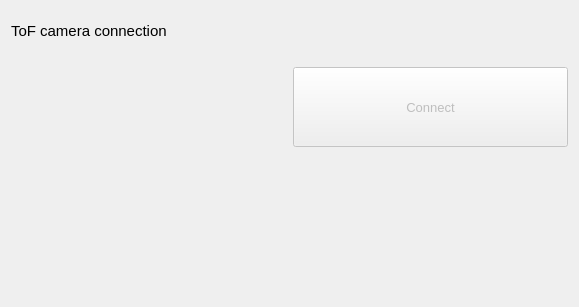
Above: Modules/ToFUI/Qmitk/QmitkToFConnectionWidgetControls.ui from MITK/MITK before the change. Below: the same form after it.
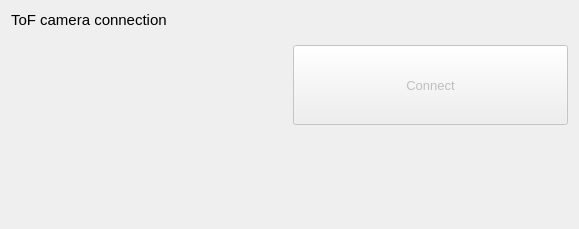
That is the form after the change. Icons and pictures are not drawn. Custom widgets are drawn as their Qt base class.

```diff
--- a/Modules/ToFUI/Qmitk/QmitkToFConnectionWidgetControls.ui
+++ b/Modules/ToFUI/Qmitk/QmitkToFConnectionWidgetControls.ui
@@ -7,7 +7,7 @@
     <x>0</x>
     <y>0</y>
     <width>579</width>
-    <height>307</height>
+    <height>229</height>
    </rect>
   </property>
   <property name="minimumSize">
@@ -111,11 +111,18 @@
      </property>
     </widget>
    </item>
-   <item row="2" column="0">
-    <widget class="QmitkToFPMDParameterWidget" name="m_PMDParameterWidget" native="true"/>
-   </item>
-   <item row="4" column="0">
-    <widget class="QmitkKinectParameterWidget" name="m_KinectParameterWidget" native="true"/>
+   <item row="6" column="0">
+    <spacer name="verticalSpacer">
+     <property name="orientation">
+      <enum>Qt::Vertical</enum>
+     </property>
+     <property name="sizeHint" stdset="0">
+      <size>
+       <width>20</width>
+       <height>40</height>
+      </size>
+     </property>
+    </spacer>
    </item>
   </layout>
  </widget>
@@ -145,6 +152,12 @@
    <header>QmitkServiceListWidget.h</header>
    <container>1</container>
   </customwidget>
+  <customwidget>
+   <class>QmitkStructureSensorParameterWidget</class>
+   <extends>QWidget</extends>
+   <header>QmitkStructureSensorParameterWidget.h</header>
+   <container>1</container>
+  </customwidget>
  </customwidgets>
  <resources>
   <include location="../resources/QmitkToFUtilWidget.qrc"/>
```
Left out of the diff: 9 changed lines with no effect on the pictures.
